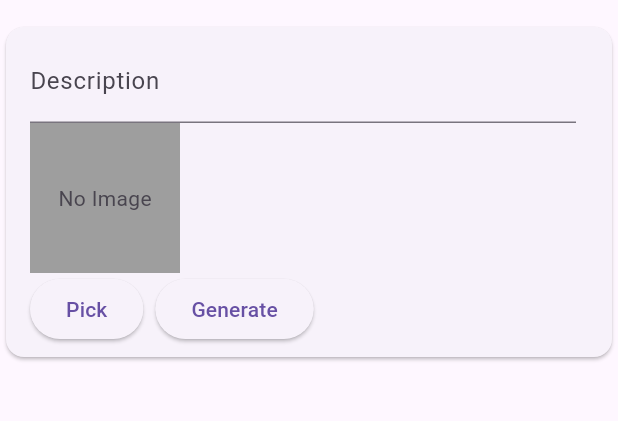
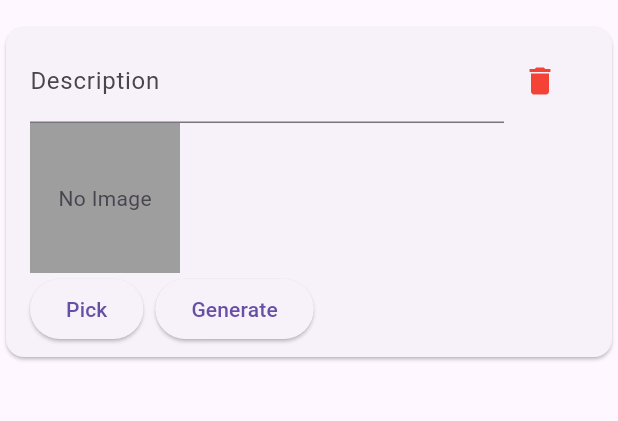
Before and after one commit to me-sreekanth/shorts-composer, a Flutter app: the screen it shows after launch, after a tap on "Add New Scene", on a phone screen of 412 x 824 dp, the part 63-484 px from its top. Run offline on Flutter 3.47's test engine with Material 3 defaults, Android fonts, the phone set to English and light mode, and no system bars; our stand-ins replace file_picker, gallery_saver, google_sign_in, googleapis_auth, image_picker, just_audio and 3 more; missing offline and left inert: ffmpeg_kit_flutter_full_gpl, googleapis.

Commit message:
Add new scene and Delete scene functionality added

```diff
--- a/lib/menus/scenes_screen.dart
+++ b/lib/menus/scenes_screen.dart
@@ -24,7 +24,7 @@ class _ScenesScreenState extends State<ScenesScreen> {
   bool _isLoading = false;
   int _loadingIndex = -1;
 
-  // Function to pick an image from gallery
+  // Function to pick an image from the gallery
   void _pickImage(int index) async {
     final picker = ImagePicker();
     final pickedFile = await picker.pickImage(source: ImageSource.gallery);
@@ -48,7 +48,7 @@ class _ScenesScreenState extends State<ScenesScreen> {
     });
   }
 
-  // Add a new empty scene to the list
+  // Function to add a new empty scene to the list
   void _addNewScene() {
     setState(() {
       final newSceneNumber = widget.scenes.length + 1;
@@ -63,6 +63,13 @@ class _ScenesScreenState extends State<ScenesScreen> {
     });
   }
 
+  // Function to delete a scene
+  void _deleteScene(int index) {
+    setState(() {
+      widget.scenes.removeAt(index);
+    });
+  }
+
   @override
   Widget build(BuildContext context) {
     return Column(
@@ -74,14 +81,26 @@ class _ScenesScreenState extends State<ScenesScreen> {
               final scene = widget.scenes[index];
               return Card(
                 child: ListTile(
-                  title: TextField(
-                    onChanged: (newDescription) =>
-                        widget.onDescriptionChanged(index, newDescription),
-                    decoration: InputDecoration(
-                      hintText: 'Enter description',
-                      labelText: 'Description',
-                    ),
-                    controller: TextEditingController(text: scene.description),
+                  title: Row(
+                    children: [
+                      Expanded(
+                        child: TextField(
+                          onChanged: (newDescription) => widget
+                              .onDescriptionChanged(index, newDescription),
+                          decoration: InputDecoration(
+                            hintText: 'Enter description',
+                            labelText: 'Description',
+                          ),
+                          controller:
+                              TextEditingController(text: scene.description),
+                        ),
+                      ),
+                      IconButton(
+                        icon: Icon(Icons.delete),
+                        color: Colors.red,
+                        onPressed: () => _deleteScene(index),
+                      ),
+                    ],
                   ),
                   subtitle: Column(
                     crossAxisAlignment: CrossAxisAlignment.start,
```
